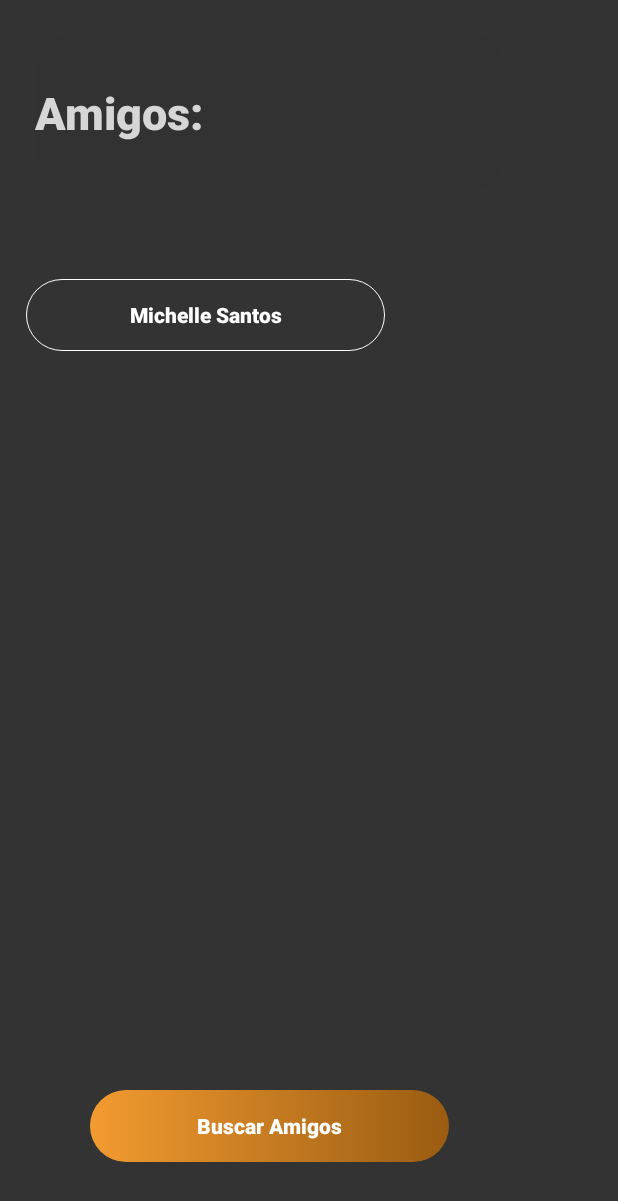
After one commit to AdrianAgramon/JustTesting, an Android app: the layout activity_amigos.xml on its own in the app's theme, with its tools: preview values and no code run, on a phone screen of 412 x 824 dp. The commit adds this screen. Shown: the top 1201 px of the screen. Run offline under Robolectric (Android 15) with nearby library versions, the light colour scheme and no system bars.

Commit message:
Creación del fragment "Amigos" Implementación de la Ventana en "amigos" NullPointer a la hora de meter los nuevos botones

```diff
--- a/app/src/main/java/com/example/adrin/location/RegisterActivity.java
+++ b/app/src/main/java/com/example/adrin/location/RegisterActivity.java
@@ -82,13 +82,17 @@ public class RegisterActivity extends AppCompatActivity {
                     return;
                 }else {
 
+                    String nivel;
+                    double puntuacion;
                     Usuario user = new Usuario(
 
                             username2.getText().toString(),
                             password2.getText().toString(),
                             pais.getText().toString(),
                             email.getText().toString(),
-                            nombre.getText().toString()
+                            nombre.getText().toString(),
+                            nivel = "Bebé",
+                            puntuacion = 0
 
                     );
 
--- a/app/src/main/java/com/example/adrin/location/ResideMenu/MainActivity.java
+++ b/app/src/main/java/com/example/adrin/location/ResideMenu/MainActivity.java
@@ -55,7 +55,7 @@ public class MainActivity extends AppCompatActivity implements View.OnClickListe
         itemSettings = new ResideMenuItem(this, R.drawable.icon_settings, "Settings");
 
         itemLogOut = new ResideMenuItem(this, R.drawable.icon_logout, "Logout");
-        itemAmigos = new ResideMenuItem(this, R.drawable.ic_people, "Avisos");
+        itemAmigos = new ResideMenuItem(this, R.drawable.ic_people, "Amigos");
 
         itemHome.setOnClickListener(this);
         itemProfile.setOnClickListener(this);
@@ -104,9 +104,9 @@ public class MainActivity extends AppCompatActivity implements View.OnClickListe
         }else if (view == itemSettings){
             changeFragment(new SettingsFragment());
         }else if (view == itemLogOut) {
+            changeFragment(new LogOutFragment());
+        }else if (view == itemAmigos) {
             changeFragment(new AmigosFragment());
-        }else if (view == itemAmigos) {
-            changeFragment(new LogOutFragment());
         }
         resideMenu.closeMenu();
     }
--- a/app/src/main/java/com/example/adrin/location/service/UserClient.java
+++ b/app/src/main/java/com/example/adrin/location/service/UserClient.java
@@ -31,4 +31,6 @@ public interface UserClient {
 
 
 
+
+
 }
--- /dev/null
+++ b/app/src/main/res/layout/activity_amigos.xml
@@ -0,0 +1,70 @@
+<?xml version="1.0" encoding="utf-8"?>
+<android.support.constraint.ConstraintLayout
+    xmlns:android="http://schemas.android.com/apk/res/android"
+    xmlns:app="http://schemas.android.com/apk/res-auto"
+    xmlns:tools="http://schemas.android.com/tools"
+    android:layout_width="match_parent"
+    android:background="#333333"
+    android:layout_height="match_parent">
+
+    <Button
+        android:id="@+id/button12"
+        style="@style/Widget.AppCompat.Button.Borderless"
+
+        android:layout_width="314dp"
+        android:layout_height="110dp"
+        android:layout_marginEnd="8dp"
+        android:layout_marginTop="8dp"
+        android:background="@drawable/roundbutton"
+        android:backgroundTint="#333333"
+        android:text="Amigos:"
+        android:textAlignment="viewStart"
+        android:textAllCaps="false"
+        android:textColor="@color/cast_libraries_material_featurehighlight_text_body_color"
+        android:textSize="30sp"
+        android:textStyle="bold"
+        app:layout_constraintBottom_toBottomOf="parent"
+        app:layout_constraintEnd_toEndOf="parent"
+        app:layout_constraintHorizontal_bias="0.258"
+        app:layout_constraintStart_toStartOf="parent"
+        app:layout_constraintTop_toTopOf="parent"
+        app:layout_constraintVertical_bias="0.017" />
+
+    <Button
+        android:id="@+id/button13"
+        style="@style/Widget.AppCompat.Button.Borderless"
+        android:layout_width="239dp"
+        android:layout_height="wrap_content"
+        android:layout_marginBottom="8dp"
+        android:layout_marginStart="8dp"
+        android:layout_marginTop="8dp"
+        android:background="@drawable/button_border"
+        android:text="Michelle Santos"
+        android:textAllCaps="false"
+        android:textStyle="bold"
+        app:layout_constraintBottom_toBottomOf="parent"
+        app:layout_constraintEnd_toEndOf="parent"
+        app:layout_constraintHorizontal_bias="0.058"
+        app:layout_constraintStart_toStartOf="parent"
+        app:layout_constraintTop_toTopOf="parent"
+        app:layout_constraintVertical_bias="0.234" />
+
+    <Button
+        android:id="@+id/buscarAmigos"
+        style="@style/Widget.AppCompat.Button.Borderless"
+        android:layout_width="239dp"
+        android:layout_height="wrap_content"
+        android:layout_marginBottom="8dp"
+        android:layout_marginStart="60dp"
+        android:layout_marginTop="8dp"
+        android:background="@drawable/boton_bordes"
+        android:text="Buscar Amigos"
+        android:textAllCaps="false"
+        android:textStyle="bold"
+        app:layout_constraintBottom_toBottomOf="parent"
+        app:layout_constraintEnd_toEndOf="@+id/button17"
+        app:layout_constraintStart_toStartOf="parent"
+        app:layout_constraintTop_toTopOf="parent"
+        app:layout_constraintVertical_bias="0.946" />
+
+</android.support.constraint.ConstraintLayout>
```
Also changed, not shown: app/src/main/java/com/example/adrin/location/ResideMenu/AmigosFragment.java (+72 -0 lines), app/src/main/java/com/example/adrin/location/model/Usuario.java (+5 -2 lines), app/src/main/res/layout/activity_perfil.xml (+21 -8 lines), app/src/main/res/layout/amigos_dialog.xml (added, +67 -0 lines).
